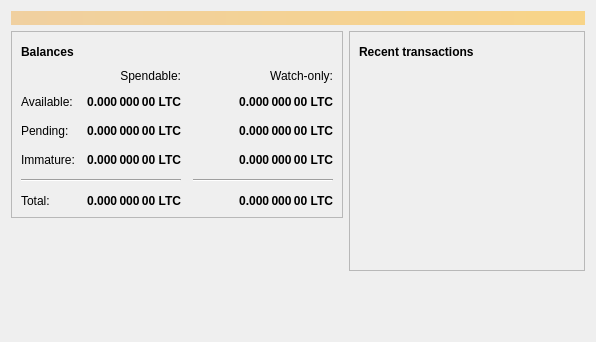
ankur-maximos/JattCoin, file src/qt/forms/overviewpage.ui: the form before one commit.
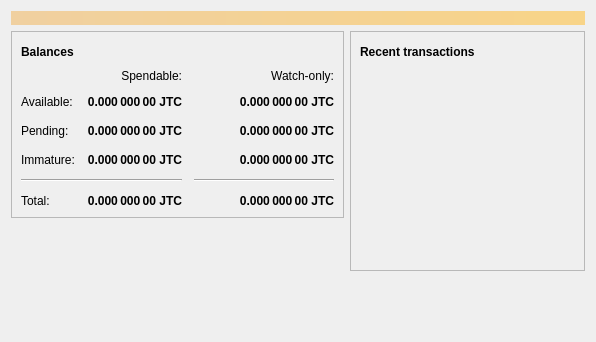
The form after the commit. Icons and pictures are not drawn.

```diff
--- a/src/qt/forms/overviewpage.ui
+++ b/src/qt/forms/overviewpage.ui
@@ -129,7 +129,7 @@
                <string>Unconfirmed transactions to watch-only addresses</string>
               </property>
               <property name="text">
-               <string notr="true">0.000 000 00 LTC</string>
+               <string notr="true">0.000 000 00 JTC</string>
               </property>
               <property name="alignment">
                <set>Qt::AlignRight|Qt::AlignTrailing|Qt::AlignVCenter</set>
@@ -154,7 +154,7 @@
                <string>Total of transactions that have yet to be confirmed, and do not yet count toward the spendable balance</string>
               </property>
               <property name="text">
-               <string notr="true">0.000 000 00 LTC</string>
+               <string notr="true">0.000 000 00 JTC</string>
               </property>
               <property name="alignment">
                <set>Qt::AlignRight|Qt::AlignTrailing|Qt::AlignVCenter</set>
@@ -179,7 +179,7 @@
                <string>Mined balance in watch-only addresses that has not yet matured</string>
               </property>
               <property name="text">
-               <string notr="true">0.000 000 00 LTC</string>
+               <string notr="true">0.000 000 00 JTC</string>
               </property>
               <property name="alignment">
                <set>Qt::AlignRight|Qt::AlignTrailing|Qt::AlignVCenter</set>
@@ -237,7 +237,7 @@
                <string>Mined balance that has not yet matured</string>
               </property>
               <property name="text">
-               <string notr="true">0.000 000 00 LTC</string>
+               <string notr="true">0.000 000 00 JTC</string>
               </property>
               <property name="alignment">
                <set>Qt::AlignRight|Qt::AlignTrailing|Qt::AlignVCenter</set>
@@ -282,7 +282,7 @@
                <string>Your current total balance</string>
               </property>
               <property name="text">
-               <string notr="true">0.000 000 00 LTC</string>
+               <string notr="true">0.000 000 00 JTC</string>
               </property>
               <property name="alignment">
                <set>Qt::AlignRight|Qt::AlignTrailing|Qt::AlignVCenter</set>
@@ -307,7 +307,7 @@
                <string>Current total balance in watch-only addresses</string>
               </property>
               <property name="text">
-               <string notr="true">0.000 000 00 LTC</string>
+               <string notr="true">0.000 000 00 JTC</string>
               </property>
               <property name="alignment">
                <set>Qt::AlignRight|Qt::AlignTrailing|Qt::AlignVCenter</set>
@@ -349,7 +349,7 @@
                <string>Your current spendable balance</string>
               </property>
               <property name="text">
-               <string notr="true">0.000 000 00 LTC</string>
+               <string notr="true">0.000 000 00 JTC</string>
               </property>
               <property name="alignment">
                <set>Qt::AlignRight|Qt::AlignTrailing|Qt::AlignVCenter</set>
@@ -374,7 +374,7 @@
                <string>Your current balance in watch-only addresses</string>
               </property>
               <property name="text">
-               <string notr="true">0.000 000 00 LTC</string>
+               <string notr="true">0.000 000 00 JTC</string>
               </property>
               <property name="alignment">
                <set>Qt::AlignRight|Qt::AlignTrailing|Qt::AlignVCenter</set>
```
